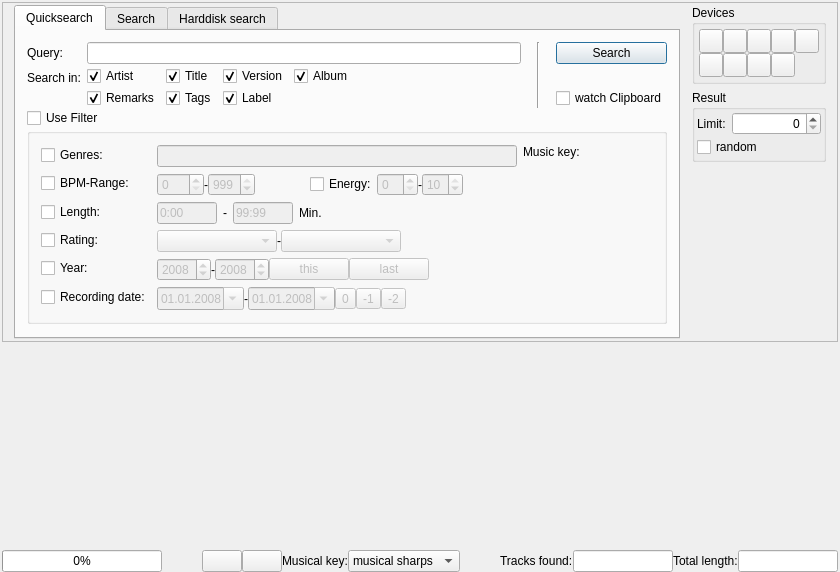
This is src/search/search.ui in pfedick/winmusik as Qt 5 draws it before an edit. The edited form follows.
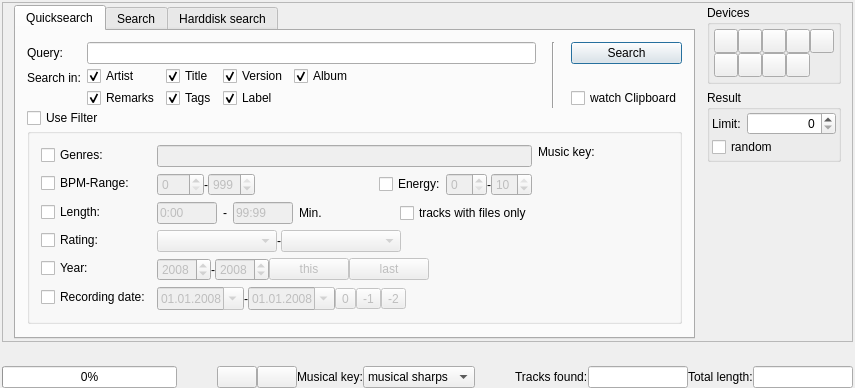
This is the edited form. Icons and pictures are not drawn. Custom widgets are drawn as their Qt base class.

Commit message: Suche: Filter für Tracks mit Files: Es werden nur Titel angezeigt, die als Datei zum sofortigen Abspielen vorhanden sind

Diff of the .ui file:
```diff
--- a/src/search/search.ui
+++ b/src/search/search.ui
@@ -6,8 +6,8 @@
    <rect>
     <x>0</x>
     <y>0</y>
-    <width>840</width>
-    <height>572</height>
+    <width>855</width>
+    <height>388</height>
    </rect>
   </property>
   <property name="windowTitle">
@@ -507,19 +507,6 @@
                      </property>
                     </widget>
                    </item>
-                   <item>
-                    <spacer name="horizontalSpacer_12">
-                     <property name="orientation">
-                      <enum>Qt::Horizontal</enum>
-                     </property>
-                     <property name="sizeHint" stdset="0">
-                      <size>
-                       <width>40</width>
-                       <height>20</height>
-                      </size>
-                     </property>
-                    </spacer>
-                   </item>
                   </layout>
                  </item>
                  <item row="3" column="0">
@@ -1033,6 +1020,13 @@
                      </property>
                     </spacer>
                    </item>
+                   <item>
+                    <widget class="QCheckBox" name="tracksWithFilesOnly">
+                     <property name="text">
+                      <string>tracks with files only</string>
+                     </property>
+                    </widget>
+                   </item>
                   </layout>
                  </item>
                 </layout>
```
Left out of the diff: 92 changed lines with no effect on the pictures. The commit also changes 4 other files.
